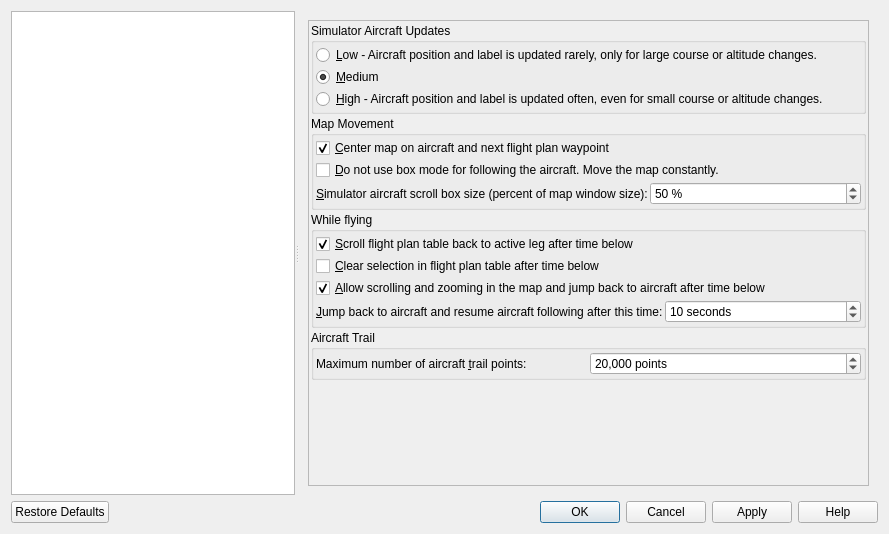
Qt form src/options/options.ui (albar965/littlenavmap) before a commit.
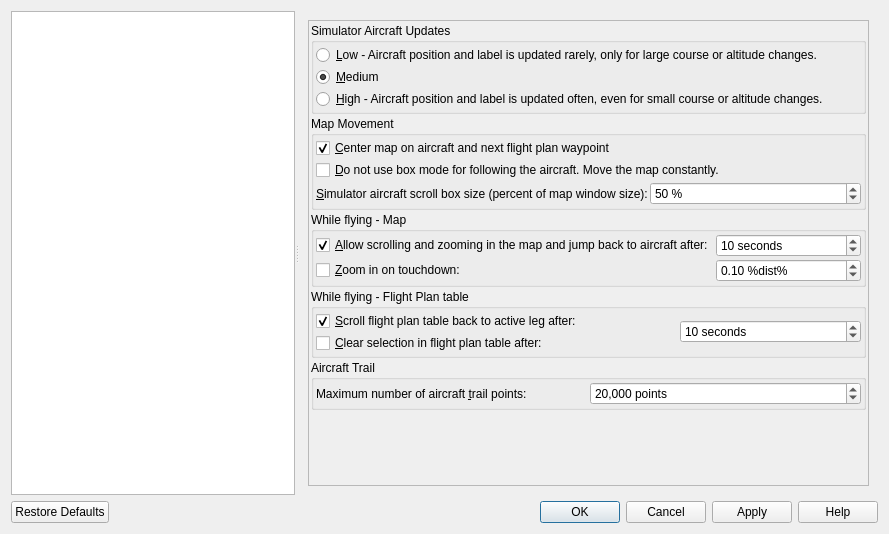
The same form after that commit. The open tabs and pages were chosen to show the change.

Commit message: Added distance option to zoom in on touchdown in options on flight plan page. Clean in options flight plan page. Added separate timeout for flight plan table. Fixed several issues with flight plan table when moving to active leg or clearing selection after timeout.

```diff
--- a/src/options/options.ui
+++ b/src/options/options.ui
@@ -4034,11 +4034,11 @@
              </widget>
             </item>
             <item>
-             <widget class="QGroupBox" name="groupBox_12">
+             <widget class="QGroupBox" name="groupBox_26">
               <property name="title">
-               <string>While flying</string>
+               <string>While flying - Map</string>
               </property>
-              <layout class="QGridLayout" name="gridLayout_24">
+              <layout class="QGridLayout" name="gridLayout_43">
                <property name="leftMargin">
                 <number>2</number>
                </property>
@@ -4054,68 +4054,98 @@
                <property name="spacing">
                 <number>2</number>
                </property>
-               <item row="3" column="1">
-                <widget class="QSpinBox" name="spinBoxSimDoNotFollowOnScrollTime">
-                 <property name="toolTip">
-                  <string>Time until aircraft following is activated again after any map interaction like scrolling or zooming.
-This setting is also used in the elevation profile.</string>
-                 </property>
-                 <property name="suffix">
-                  <string> seconds</string>
-                 </property>
-                 <property name="minimum">
-                  <number>1</number>
-                 </property>
-                 <property name="maximum">
-                  <number>300</number>
-                 </property>
-                 <property name="value">
-                  <number>10</number>
-                 </property>
-                </widget>
-               </item>
-               <item row="3" column="0">
-                <widget class="QLabel" name="labelSimDoNotFollowOnScroll">
-                 <property name="text">
-                  <string>&amp;Jump back to aircraft and resume aircraft following after this time:</string>
-                 </property>
-                 <property name="wordWrap">
-                  <bool>false</bool>
-                 </property>
-                 <property name="buddy">
-                  <cstring>spinBoxSimDoNotFollowOnScrollTime</cstring>
-                 </property>
-                </widget>
-               </item>
-               <item row="2" column="0" colspan="2">
-                <widget class="QCheckBox" name="checkBoxOptionsSimDoNotFollowOnScroll">
+               <item row="2" column="1">
+                <widget class="QCheckBox" name="checkBoxOptionsSimDoNotFollowScroll">
                  <property name="toolTip">
                   <string>The map will stop following the aircraft for the given time if the user does any interaction with the map like scrolling or zooming.
 This setting is also used in the elevation profile.
 See notes in the manual for details of this setting and how to move around in the map.</string>
                  </property>
                  <property name="text">
-                  <string>&amp;Allow scrolling and zooming in the map and jump back to aircraft after time below</string>
+                  <string>&amp;Allow scrolling and zooming in the map and jump back to aircraft after:</string>
                  </property>
                  <property name="checked">
                   <bool>true</bool>
                  </property>
                 </widget>
                </item>
-               <item row="0" column="0" colspan="2">
-                <widget class="QCheckBox" name="checkBoxOptionsSimCenterLegTable">
+               <item row="3" column="2">
+                <widget class="QDoubleSpinBox" name="doubleSpinBoxOptionsSimZoomOnLanding">
                  <property name="toolTip">
                   <string>User can scroll in the flight plan table but the program will  
 put the active leg back on top after the given timeout while flying.</string>
                  </property>
+                 <property name="suffix">
+                  <string> %dist%</string>
+                 </property>
+                 <property name="decimals">
+                  <number>2</number>
+                 </property>
+                 <property name="minimum">
+                  <double>0.020000000000000</double>
+                 </property>
+                 <property name="maximum">
+                  <double>50.000000000000000</double>
+                 </property>
+                 <property name="singleStep">
+                  <double>0.100000000000000</double>
+                 </property>
+                 <property name="value">
+                  <double>0.100000000000000</double>
+                 </property>
+                </widget>
+               </item>
+               <item row="3" column="1">
+                <widget class="QCheckBox" name="checkBoxOptionsSimZoomOnLanding">
                  <property name="text">
-                  <string>&amp;Scroll flight plan table back to active leg after time below</string>
+                  <string>&amp;Zoom in on touchdown:</string>
                  </property>
-                 <property name="checked">
-                  <bool>true</bool>
+                </widget>
+               </item>
+               <item row="2" column="2">
+                <widget class="QSpinBox" name="spinBoxOptionsSimDoNotFollowScrollTime">
+                 <property name="toolTip">
+                  <string>Time until aircraft following is activated again after any map interaction like scrolling or zooming.
+This setting is also used in the elevation profile.</string>
                  </property>
+                 <property name="suffix">
+                  <string> seconds</string>
+                 </property>
+                 <property name="minimum">
+                  <number>1</number>
+                 </property>
+                 <property name="maximum">
+                  <number>300</number>
+                 </property>
+                 <property name="value">
+                  <number>10</number>
+                 </property>
                 </widget>
                </item>
+              </layout>
+             </widget>
+            </item>
+            <item>
+             <widget class="QGroupBox" name="groupBox_12">
+              <property name="title">
+               <string>While flying - Flight Plan table</string>
+              </property>
+              <layout class="QGridLayout" name="gridLayout_24">
+               <property name="leftMargin">
+                <number>2</number>
+               </property>
+               <property name="topMargin">
+                <number>2</number>
+               </property>
+               <property name="rightMargin">
+                <number>2</number>
+               </property>
+               <property name="bottomMargin">
+                <number>2</number>
+               </property>
+               <property name="spacing">
+                <number>2</number>
+               </property>
                <item row="1" column="0" colspan="2">
                 <widget class="QCheckBox" name="checkBoxOptionsSimClearSelection">
                  <property name="toolTip">
@@ -4123,13 +4153,46 @@
 after the given timeout while flying.</string>
                  </property>
                  <property name="text">
-                  <string>&amp;Clear selection in flight plan table after time below</string>
+                  <string>&amp;Clear selection in flight plan table after:</string>
                  </property>
                  <property name="checked">
                   <bool>false</bool>
                  </property>
                 </widget>
                </item>
+               <item row="0" column="0" colspan="2">
+                <widget class="QCheckBox" name="checkBoxOptionsSimCenterLegTable">
+                 <property name="toolTip">
+                  <string>User can scroll in the flight plan table but the program will  
+put the active leg back on top after the given timeout while flying.</string>
+                 </property>
+                 <property name="text">
+                  <string>&amp;Scroll flight plan table back to active leg after:</string>
+                 </property>
+                 <property name="checked">
+                  <bool>true</bool>
+                 </property>
+                </widget>
+               </item>
+               <item row="0" column="2" rowspan="2">
+                <widget class="QSpinBox" name="spinBoxOptionsSimCleanupTableTime">
+                 <property name="toolTip">
+                  <string>Time until the selection is cleared and/or the active leg is put back on top of the flight plan table after user actions like scrolling or selecting.</string>
+                 </property>
+                 <property name="suffix">
+                  <string> seconds</string>
+                 </property>
+                 <property name="minimum">
+                  <number>1</number>
+                 </property>
+                 <property name="maximum">
+                  <number>300</number>
+                 </property>
+                 <property name="value">
+                  <number>10</number>
+                 </property>
+                </widget>
+               </item>
               </layout>
              </widget>
             </item>
```
Left out of the diff: 7 changed lines with no effect on the pictures. The commit also changes 8 other files.
